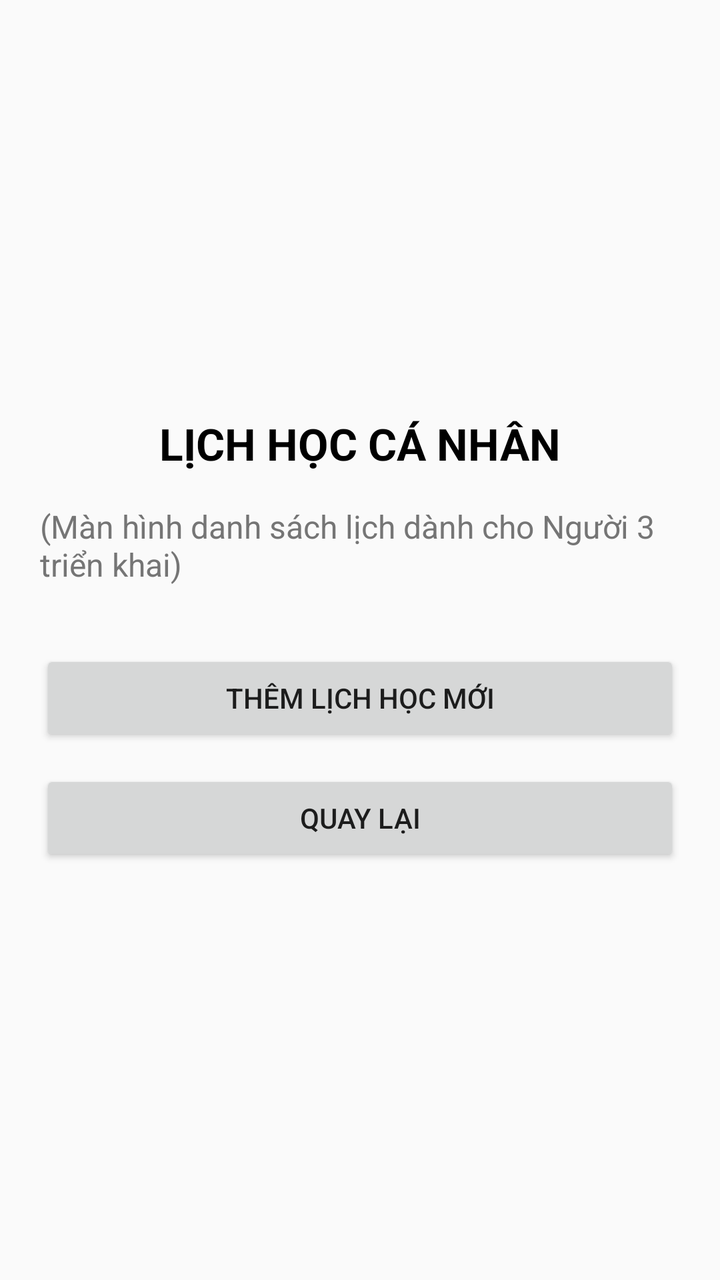
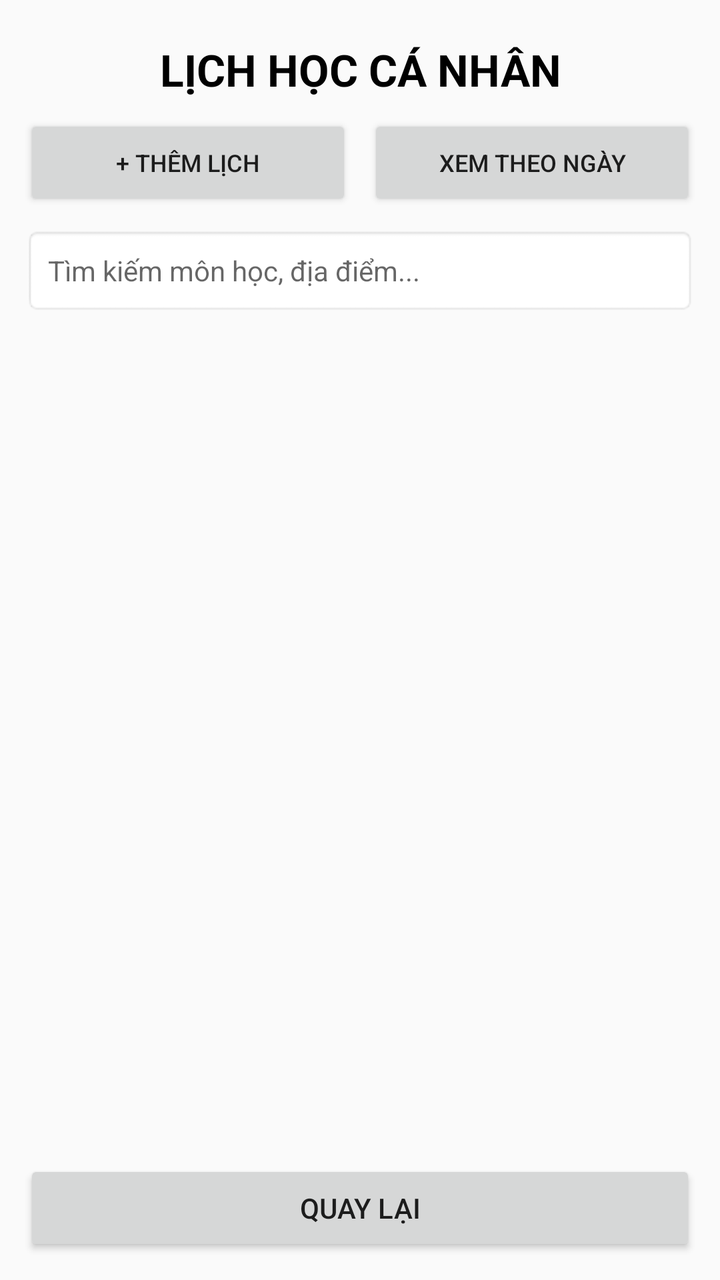

An Android layout rendered at two revisions. The XML below is the earlier revision; the diff shows what the commit changed to produce the second picture.
<!-- AndroidManifest.xml: application theme Theme.Test3 -->
<!-- res/layout/activity_study_schedule.xml -->
<?xml version="1.0" encoding="utf-8"?>
<LinearLayout xmlns:android="http://schemas.android.com/apk/res/android"
    android:layout_width="match_parent"
    android:layout_height="match_parent"
    android:orientation="vertical"
    android:padding="20dp"
    android:gravity="center">

    <TextView
        android:layout_width="wrap_content"
        android:layout_height="wrap_content"
        android:text="LỊCH HỌC CÁ NHÂN"
        android:textSize="22sp"
        android:textStyle="bold"
        android:textColor="@color/black"
        android:layout_marginBottom="16dp" />

    <TextView
        android:layout_width="wrap_content"
        android:layout_height="wrap_content"
        android:text="(Màn hình danh sách lịch dành cho Người 3 triển khai)"
        android:textSize="16sp"
        android:textColor="#757575"
        android:layout_marginBottom="32dp" />

    <Button
        android:id="@+id/btnAddSchedule"
        android:layout_width="match_parent"
        android:layout_height="wrap_content"
        android:text="Thêm lịch học mới"
        android:layout_marginBottom="12dp" />

    <Button
        android:id="@+id/btnBack"
        android:layout_width="match_parent"
        android:layout_height="wrap_content"
        android:text="Quay lại" />

</LinearLayout>
<!-- resources referenced by this layout -->
<resources>
  <color name="black">#FF000000</color>
  <style name="Theme.Test3" parent="Theme.AppCompat.Light.DarkActionBar">
          <item name="colorPrimary">#1976D2</item>
          <item name="colorPrimaryDark">#1565C0</item>
          <item name="colorAccent">#03DAC6</item>
      </style>
</resources>

<!-- the commit's change to res/layout/activity_study_schedule.xml (unified diff, before → after) -->
@@ -3,37 +3,81 @@
     android:layout_width="match_parent"
     android:layout_height="match_parent"
     android:orientation="vertical"
-    android:padding="20dp"
-    android:gravity="center">
+    android:padding="12dp">
 
     <TextView
-        android:layout_width="wrap_content"
-        android:layout_height="wrap_content"
-        android:text="LỊCH HỌC CÁ NHÂN"
-        android:textSize="22sp"
-        android:textStyle="bold"
-        android:textColor="@color/black"
-        android:layout_marginBottom="16dp" />
-
-    <TextView
-        android:layout_width="wrap_content"
-        android:layout_height="wrap_content"
-        android:text="(Màn hình danh sách lịch dành cho Người 3 triển khai)"
-        android:textSize="16sp"
-        android:textColor="#757575"
-        android:layout_marginBottom="32dp" />
-
-    <Button
-        android:id="@+id/btnAddSchedule"
         android:layout_width="match_parent"
         android:layout_height="wrap_content"
-        android:text="Thêm lịch học mới"
-        android:layout_marginBottom="12dp" />
+        android:layout_marginVertical="8dp"
+        android:gravity="center"
+        android:text="LỊCH HỌC CÁ NHÂN"
+        android:textColor="@android:color/black"
+        android:textSize="22sp"
+        android:textStyle="bold" />
+
+    <LinearLayout
+        android:layout_width="match_parent"
+        android:layout_height="wrap_content"
+        android:layout_marginBottom="8dp"
+        android:orientation="horizontal">
+
+        <Button
+            android:id="@+id/btnAddSchedule"
+            android:layout_width="0dp"
+            android:layout_height="wrap_content"
+            android:layout_marginEnd="4dp"
+            android:layout_weight="1"
+            android:text="+ Thêm Lịch"
+            android:textSize="12sp" />
+
+        <Button
+            android:id="@+id/btnOpenCalendar"
+            style="?attr/materialButtonOutlinedStyle"
+            android:layout_width="0dp"
+            android:layout_height="wrap_content"
+            android:layout_marginStart="4dp"
+            android:layout_weight="1"
+            android:text="Xem Theo Ngày"
+            android:textSize="12sp" />
+    </LinearLayout>
+
+    <EditText
+        android:id="@+id/etSearch"
+        android:layout_width="match_parent"
+        android:layout_height="44dp"
+        android:layout_marginBottom="8dp"
+        android:background="@android:drawable/editbox_background"
+        android:hint="Tìm kiếm môn học, địa điểm..."
+        android:paddingHorizontal="12dp"
+        android:textSize="14sp" />
+
+    <FrameLayout
+        android:layout_width="match_parent"
+        android:layout_height="0dp"
+        android:layout_weight="1">
+
+        <androidx.recyclerview.widget.RecyclerView
+            android:id="@+id/rvSchedules"
+            android:layout_width="match_parent"
+            android:layout_height="match_parent" />
+
+        <TextView
+            android:id="@+id/tvEmpty"
+            android:layout_width="match_parent"
+            android:layout_height="match_parent"
+            android:gravity="center"
+            android:text="Chưa có lịch học nào.\nHãy nhấn 'Thêm Lịch' để đặt lịch học mới!"
+            android:textColor="#757575"
+            android:textSize="15sp"
+            android:visibility="gone" />
+    </FrameLayout>
 
     <Button
         android:id="@+id/btnBack"
+        style="?attr/materialButtonOutlinedStyle"
         android:layout_width="match_parent"
         android:layout_height="wrap_content"
+        android:layout_marginTop="8dp"
         android:text="Quay lại" />
 
 </LinearLayout>
<!-- resource entries referenced after the edit -->
@@ -1,6 +1,5 @@
 <!-- resources referenced by this layout -->
 <resources>
-  <color name="black">#FF000000</color>
   <style name="Theme.Test3" parent="Theme.AppCompat.Light.DarkActionBar">
           <item name="colorPrimary">#1976D2</item>
           <item name="colorPrimaryDark">#1565C0</item>
